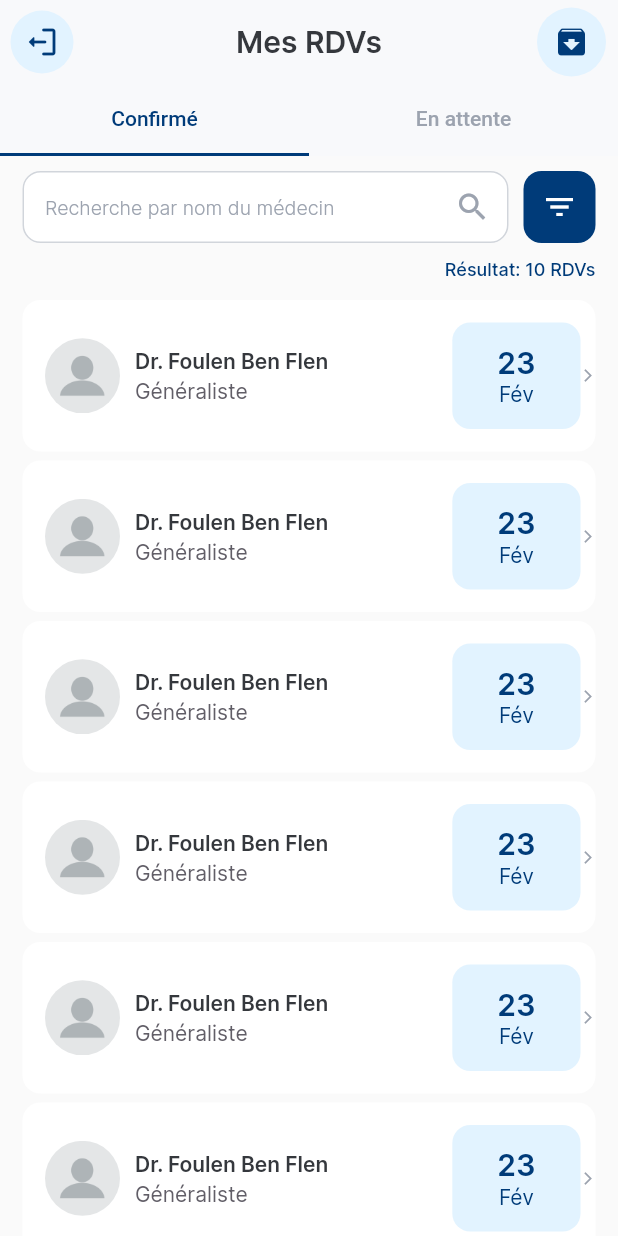
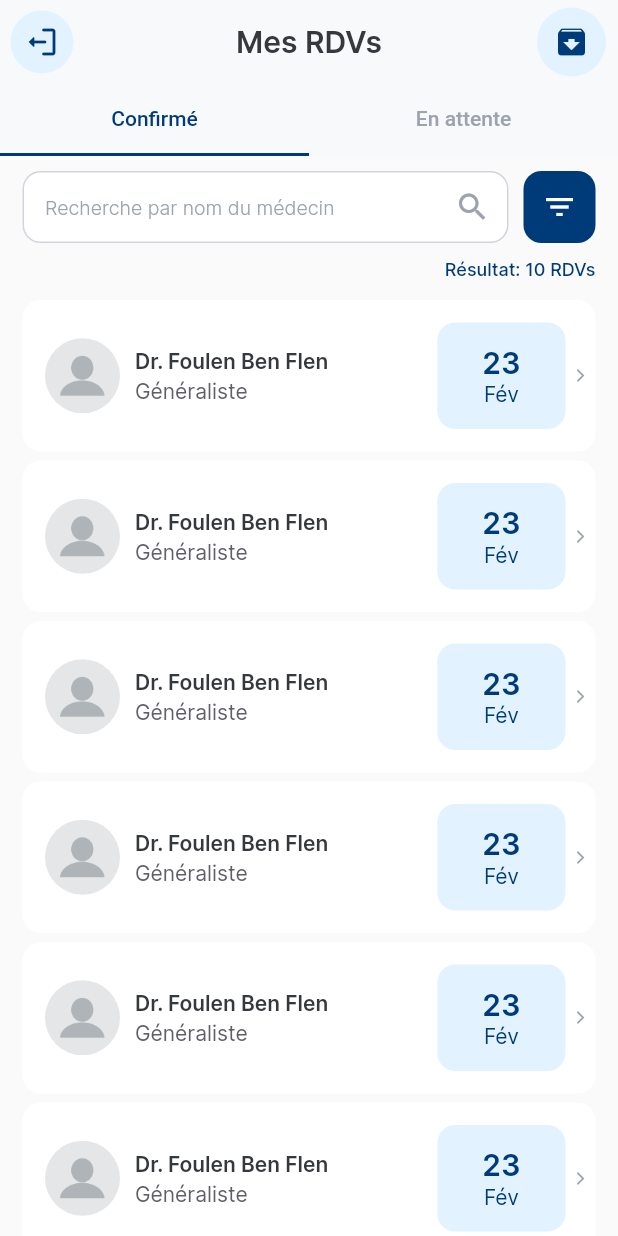
Before and after one commit to AmineMriri/gras_savoye_web, a Flutter app: the AppointmentsScreen screen opened directly, on a phone screen of 412 x 824 dp. Run offline on Flutter 3.47's test engine with Material 3 defaults, Android fonts, the light colour scheme and no system bars; drawn by our look-alikes of flutter_slidable; our stand-ins replace animated_custom_dropdown, badges, connectivity_plus, dotted_border, file_picker, flutter_speed_dial and 9 more; missing offline and left inert: encrypt, iconify_flutter, odoo_rpc, open_settings_plus; accounts and stored records are empty.

```diff
--- a/lib/view_models/user_view_model.dart
+++ b/lib/view_models/user_view_model.dart
@@ -1,5 +1,4 @@
 import 'dart:async';
-
 import 'package:healio/models/responses/user/get_profile_response.dart';
 import 'package:healio/models/responses/user/login_response.dart';
 import 'package:healio/models/responses/user/forgot_pwd_response.dart';
--- a/lib/views/auth/sign_in_screen.dart
+++ b/lib/views/auth/sign_in_screen.dart
@@ -1,6 +1,5 @@
 import 'package:flutter_spinkit/flutter_spinkit.dart';
 import 'package:healio/models/responses/user/login_response.dart';
-import 'package:healio/views/auth/biometrics_screen.dart';
 import 'package:healio/views/auth/forgot_pwd_screen.dart';
 import 'package:healio/helper/app_text_styles.dart';
 import 'package:healio/widgets/custom_button.dart';
--- a/lib/widgets/custom_item_container.dart
+++ b/lib/widgets/custom_item_container.dart
@@ -94,7 +94,7 @@ class CustomItemContainer extends StatelessWidget {
                 ],
               ),
             ),
-            hasArrowForward ? Column(
+            hasArrowForward ? Row(
               children: [
                 const SizedBox(width: 5,),
                 Icon(Icons.arrow_forward_ios, color: themeProvider.cadetGrey, size: 10,),
```
Also changed, not shown: 1 other file.
